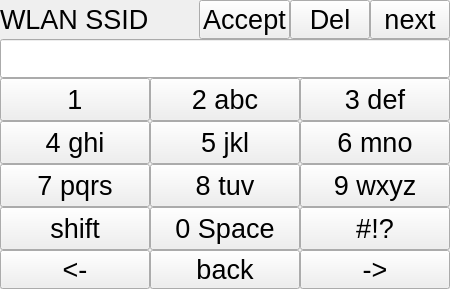
Before: the Qt Designer form TallyOnRaspberry/settingswidget.ui in Deltachi/Tally_Teamproject, drawn with Qt 5.
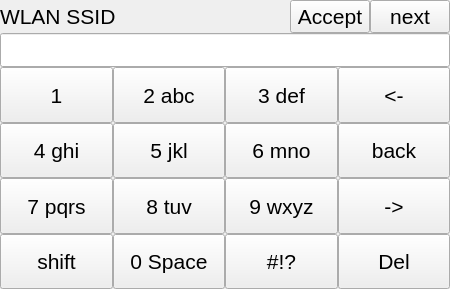
After: the same form once the commit is applied.

The edit to the form file:
```diff
--- a/TallyOnRaspberry/settingswidget.ui
+++ b/TallyOnRaspberry/settingswidget.ui
@@ -13,7 +13,7 @@
   <property name="windowTitle">
    <string>Form</string>
   </property>
-  <layout class="QVBoxLayout" name="verticalLayout" stretch="1,1,10">
+  <layout class="QVBoxLayout" name="verticalLayout" stretch="1,1,11">
    <property name="spacing">
     <number>0</number>
    </property>
@@ -30,7 +30,7 @@
     <number>0</number>
    </property>
    <item>
-    <layout class="QHBoxLayout" name="horizontalLayout" stretch="3,0,0,1">
+    <layout class="QHBoxLayout" name="horizontalLayout" stretch="3,0,0">
      <property name="spacing">
       <number>0</number>
      </property>
@@ -44,7 +44,7 @@
        </property>
        <property name="font">
         <font>
-         <pointsize>20</pointsize>
+         <pointsize>16</pointsize>
         </font>
        </property>
        <property name="text">
@@ -62,7 +62,7 @@
        </property>
        <property name="font">
         <font>
-         <pointsize>20</pointsize>
+         <pointsize>16</pointsize>
         </font>
        </property>
        <property name="text">
@@ -70,24 +70,6 @@
        </property>
       </widget>
      </item>
-     <item>
-      <widget class="QPushButton" name="pushButton_delete">
-       <property name="sizePolicy">
-        <sizepolicy hsizetype="Minimum" vsizetype="Minimum">
-         <horstretch>0</horstretch>
-         <verstretch>0</verstretch>
-        </sizepolicy>
-       </property>
-       <property name="font">
-        <font>
-         <pointsize>20</pointsize>
-        </font>
-       </property>
-       <property name="text">
-        <string>Del</string>
-       </property>
-      </widget>
-     </item>
      <item>
       <widget class="QPushButton" name="pushButton_next">
        <property name="sizePolicy">
@@ -98,7 +80,7 @@
        </property>
        <property name="font">
         <font>
-         <pointsize>20</pointsize>
+         <pointsize>16</pointsize>
         </font>
        </property>
        <property name="text">
@@ -118,7 +100,7 @@
      </property>
      <property name="font">
       <font>
-       <pointsize>20</pointsize>
+       <pointsize>17</pointsize>
       </font>
      </property>
      <property name="text">
@@ -127,10 +109,28 @@
     </widget>
    </item>
    <item>
-    <layout class="QGridLayout" name="gridLayout">
+    <layout class="QGridLayout" name="gridLayout" rowstretch="1,1,1,1,0" columnstretch="1,1,1,1">
      <property name="spacing">
       <number>0</number>
      </property>
+     <item row="3" column="1">
+      <widget class="QPushButton" name="pushButton_0">
+       <property name="sizePolicy">
+        <sizepolicy hsizetype="Minimum" vsizetype="Minimum">
+         <horstretch>0</horstretch>
+         <verstretch>0</verstretch>
+        </sizepolicy>
+       </property>
+       <property name="font">
+        <font>
+         <pointsize>16</pointsize>
+        </font>
+       </property>
+       <property name="text">
+        <string>0 Space</string>
+       </property>
+      </widget>
+     </item>
      <item row="0" column="1">
       <widget class="QPushButton" name="pushButton_2">
        <property name="sizePolicy">
@@ -141,7 +141,7 @@
        </property>
        <property name="font">
         <font>
-         <pointsize>20</pointsize>
+         <pointsize>16</pointsize>
         </font>
        </property>
        <property name="text">
@@ -159,7 +159,7 @@
        </property>
        <property name="font">
         <font>
-         <pointsize>20</pointsize>
+         <pointsize>16</pointsize>
         </font>
        </property>
        <property name="text">
@@ -177,7 +177,7 @@
        </property>
        <property name="font">
         <font>
-         <pointsize>20</pointsize>
+         <pointsize>16</pointsize>
         </font>
        </property>
        <property name="text">
@@ -195,7 +195,7 @@
        </property>
        <property name="font">
         <font>
-         <pointsize>20</pointsize>
+         <pointsize>16</pointsize>
         </font>
        </property>
        <property name="text">
@@ -213,7 +213,7 @@
        </property>
        <property name="font">
         <font>
-         <pointsize>20</pointsize>
+         <pointsize>16</pointsize>
         </font>
        </property>
        <property name="text">
@@ -231,7 +231,7 @@
        </property>
        <property name="font">
         <font>
-         <pointsize>20</pointsize>
+         <pointsize>16</pointsize>
         </font>
        </property>
        <property name="text">
@@ -249,7 +249,7 @@
        </property>
        <property name="font">
         <font>
-         <pointsize>20</pointsize>
+         <pointsize>16</pointsize>
         </font>
        </property>
        <property name="text">
@@ -267,7 +267,7 @@
        </property>
        <property name="font">
         <font>
-         <pointsize>20</pointsize>
+         <pointsize>16</pointsize>
         </font>
        </property>
        <property name="text">
@@ -285,7 +285,7 @@
        </property>
        <property name="font">
         <font>
-         <pointsize>20</pointsize>
+         <pointsize>16</pointsize>
         </font>
        </property>
        <property name="text">
@@ -303,7 +303,7 @@
        </property>
        <property name="font">
         <font>
-         <pointsize>20</pointsize>
+         <pointsize>16</pointsize>
         </font>
        </property>
        <property name="text">
@@ -321,7 +321,7 @@
        </property>
        <property name="font">
         <font>
-         <pointsize>20</pointsize>
+         <pointsize>16</pointsize>
         </font>
        </property>
        <property name="text">
@@ -329,29 +329,17 @@
        </property>
       </widget>
      </item>
-     <item row="3" column="1">
-      <widget class="QPushButton" name="pushButton_0">
-       <property name="sizePolicy">
-        <sizepolicy hsizetype="Minimum" vsizetype="Minimum">
-         <horstretch>0</horstretch>
-         <verstretch>0</verstretch>
-        </sizepolicy>
-       </property>
-       <property name="font">
-        <font>
-         <pointsize>20</pointsize>
-        </font>
-       </property>
-       <property name="text">
-        <string>0 Space</string>
-       </property>
-      </widget>
-     </item>
-     <item row="4" column="0">
+     <item row="0" column="3">
       <widget class="QPushButton" name="pushButton_backwards">
+       <property name="sizePolicy">
+        <sizepolicy hsizetype="Minimum" vsizetype="Minimum">
+         <horstretch>0</horstretch>
+         <verstretch>0</verstretch>
+        </sizepolicy>
+       </property>
        <property name="font">
         <font>
-         <pointsize>20</pointsize>
+         <pointsize>16</pointsize>
         </font>
        </property>
        <property name="text">
@@ -359,19 +347,7 @@
        </property>
       </widget>
      </item>
-     <item row="4" column="2">
-      <widget class="QPushButton" name="pushButton_forward">
-       <property name="font">
-        <font>
-         <pointsize>20</pointsize>
-        </font>
-       </property>
-       <property name="text">
-        <string>-&gt;</string>
-       </property>
-      </widget>
-     </item>
-     <item row="4" column="1">
+     <item row="1" column="3">
       <widget class="QPushButton" name="pushButton_back">
        <property name="sizePolicy">
         <sizepolicy hsizetype="Minimum" vsizetype="Minimum">
@@ -381,7 +357,7 @@
        </property>
        <property name="font">
         <font>
-         <pointsize>20</pointsize>
+         <pointsize>16</pointsize>
         </font>
        </property>
        <property name="text">
@@ -389,6 +365,42 @@
        </property>
       </widget>
      </item>
+     <item row="2" column="3">
+      <widget class="QPushButton" name="pushButton_forward">
+       <property name="sizePolicy">
+        <sizepolicy hsizetype="Minimum" vsizetype="Minimum">
+         <horstretch>0</horstretch>
+         <verstretch>0</verstretch>
+        </sizepolicy>
+       </property>
+       <property name="font">
+        <font>
+         <pointsize>16</pointsize>
+        </font>
+       </property>
+       <property name="text">
+        <string>-&gt;</string>
+       </property>
+      </widget>
+     </item>
+     <item row="3" column="3">
+      <widget class="QPushButton" name="pushButton_delete">
+       <property name="sizePolicy">
+        <sizepolicy hsizetype="Minimum" vsizetype="Minimum">
+         <horstretch>0</horstretch>
+         <verstretch>0</verstretch>
+        </sizepolicy>
+       </property>
+       <property name="font">
+        <font>
+         <pointsize>16</pointsize>
+        </font>
+       </property>
+       <property name="text">
+        <string>Del</string>
+       </property>
+      </widget>
+     </item>
     </layout>
    </item>
   </layout>
```
Left out of the diff: 11 changed lines with no effect on the pictures.
